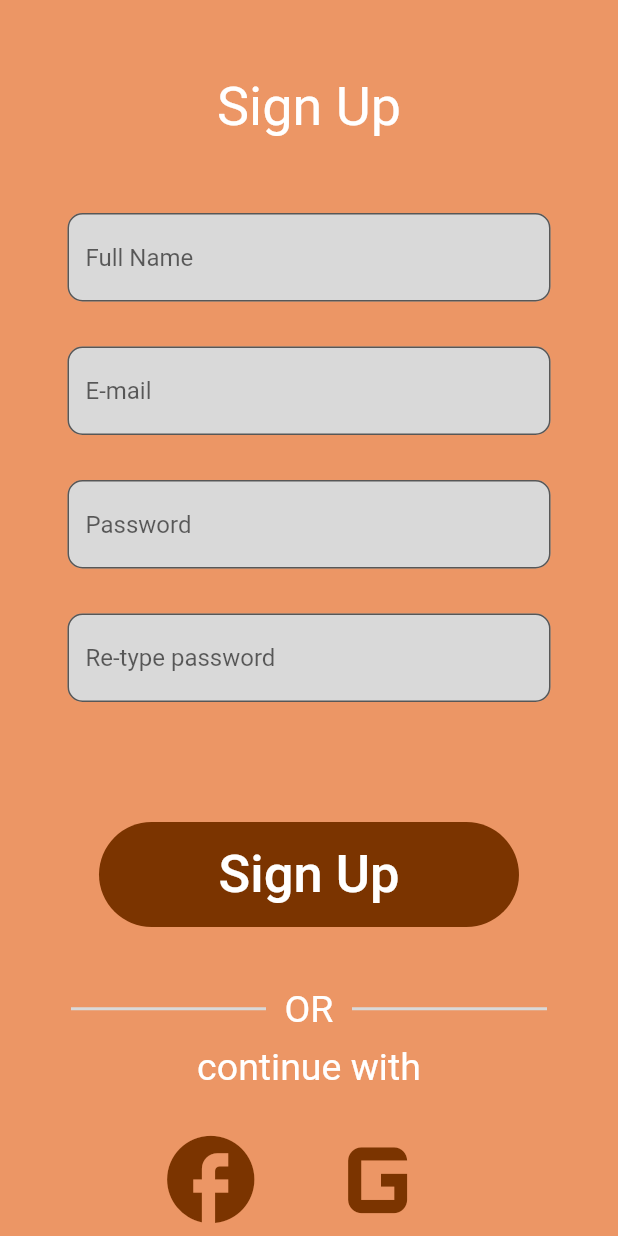
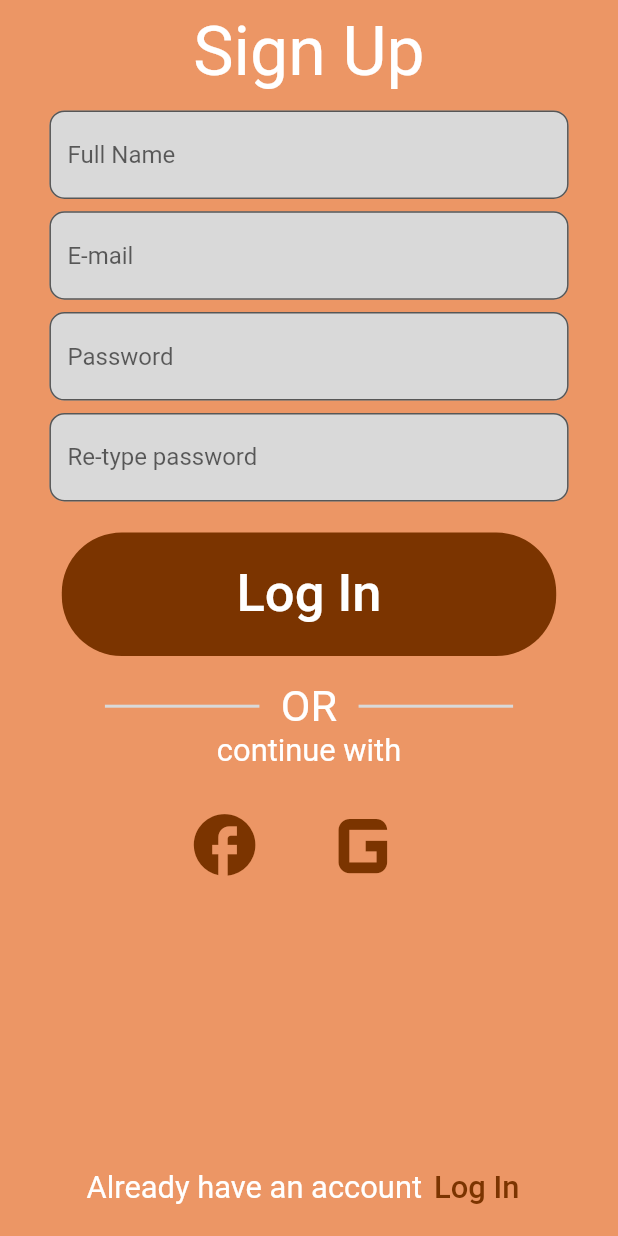
Before and after one commit to codewith-usama/Daily-Planner-Flutter, a Flutter app: the SignupScreen screen opened directly, on a phone screen of 412 x 824 dp. Run offline on Flutter 3.47's test engine with Material 2 defaults, Android fonts, the light colour scheme and no system bars.

Commit message:
Files added

```diff
--- a/lib/main.dart
+++ b/lib/main.dart
@@ -1,5 +1,5 @@
 import 'package:flutter/material.dart';
-import 'auth/auth.dart';
+import 'onboarding/onboarding.dart';
 
 void main() => runApp(const MyApp());
 
@@ -13,7 +13,7 @@ class MyApp extends StatelessWidget {
       theme: ThemeData(
         primarySwatch: Colors.deepOrange,
       ),
-      home: const AuthPage(),
+      home: const Onbording(),
     );
   }
 }
--- a/lib/screens/home_screen.dart
+++ b/lib/screens/home_screen.dart
@@ -1,4 +1,6 @@
 import 'package:flutter/material.dart';
+import '../utils/config.dart';
+
 
 class HomeScreen extends StatefulWidget {
   const HomeScreen({super.key});
@@ -11,7 +13,7 @@ class _HomeScreenState extends State<HomeScreen> {
   @override
   Widget build(BuildContext context) {
     return Scaffold(
-        backgroundColor: const Color(0xFFD9D9D9),
+        backgroundColor: homeScreenBackgroundColor,
         body: SingleChildScrollView(
           child: SafeArea(
             child: Padding(
--- a/lib/screens/signup_screen.dart
+++ b/lib/screens/signup_screen.dart
@@ -3,6 +3,7 @@ import 'package:flutter/material.dart';
 import 'package:daily_planner/components/auth_button.dart';
 import 'package:daily_planner/screens/home_screen.dart';
 import '../components/text_field_auth.dart';
+import '../utils/config.dart';
 import 'choose_account_screen.dart';
 
 class SignupScreen extends StatefulWidget {
@@ -15,56 +16,54 @@ class SignupScreen extends StatefulWidget {
 class _SignupScreenState extends State<SignupScreen> {
   @override
   Widget build(BuildContext context) {
+    final mediaQuery = MediaQuery.of(context);
+    double fontSize = mediaQuery.size.width;
     return Scaffold(
-      backgroundColor: const Color(0xFFEC9665),
-      body: SingleChildScrollView(
-        child: SafeArea(
+      backgroundColor: onBoardingColor,
+      body: SafeArea(
         child: Padding(
-            padding: const EdgeInsets.symmetric(
-              vertical: 20.0,
-              horizontal: 45.0,
+          padding: EdgeInsets.symmetric(
+            vertical: mediaQuery.size.height * 0.01,
+            horizontal: mediaQuery.size.width * 0.08,
           ),
           child: Column(
             children: [
-                const SizedBox(
-                  height: 30.0,
-                ),
-                const Text(
+              Text(
                 'Sign Up',
                 style: TextStyle(
                   color: Colors.white,
-                    fontSize: 36.0,
+                  fontSize: fontSize * 0.11,
                 ),
               ),
-                const SizedBox(
-                  height: 50.0,
+              SizedBox(
+                height: mediaQuery.size.height * 0.015,
               ),
               const TextFieldAuth(
                 text: 'Full Name',
               ),
-                const SizedBox(
-                  height: 30.0,
+              SizedBox(
+                height: mediaQuery.size.height * 0.01,
               ),
               const TextFieldAuth(
                 text: 'E-mail',
               ),
-                const SizedBox(
-                  height: 30.0,
+              SizedBox(
+                height: mediaQuery.size.height * 0.01,
               ),
               const TextFieldAuth(
                 text: 'Password',
               ),
-                const SizedBox(
-                  height: 30.0,
+              SizedBox(
+                height: mediaQuery.size.height * 0.01,
               ),
               const TextFieldAuth(
                 text: 'Re-type password',
               ),
-                const SizedBox(
-                  height: 80.0,
+              SizedBox(
+                height: mediaQuery.size.height * 0.025,
               ),
               AuthButton(
-                  text: 'Sign Up',
+                text: 'Log In',
                 onPressed: () {
                   Navigator.pushReplacement(
                     context,
@@ -73,44 +72,44 @@ class _SignupScreenState extends State<SignupScreen> {
                     ),
                   );
                 },
-                  height: 70.0,
-                  width: 280.0,
+                height: mediaQuery.size.height * 0.10,
+                width: mediaQuery.size.width * 0.80,
                 backgroundColor: const Color(0xFF7B3400),
                 textColor: Colors.white,
               ),
-                const SizedBox(
-                  height: 40.0,
+              SizedBox(
+                height: mediaQuery.size.height * 0.02,
               ),
               Row(
                 mainAxisAlignment: MainAxisAlignment.center,
                 children: [
                   Container(
-                      width: 130.0,
+                    width: mediaQuery.size.width * 0.25,
                     height: 2.0,
                     color: const Color(0xFFD9D9D9),
                   ),
-                    const Text(
+                  Text(
                     '  OR  ',
                     style: TextStyle(
                       color: Colors.white,
-                        fontSize: 25.0,
+                      fontSize: fontSize * 0.07,
                     ),
                   ), // Add some spacing between the line and icons
                   Container(
-                      width: 130.0,
+                    width: mediaQuery.size.width * 0.25,
                     height: 2.0,
                     color: const Color(0xFFD9D9D9),
                   ),
                 ],
               ),
-                const SizedBox(
-                  height: 10.0,
+              SizedBox(
+                height: mediaQuery.size.width * 0.001,
               ),
-                const Text(
+              Text(
                 'continue with',
                 style: TextStyle(
                   color: Colors.white,
-                    fontSize: 25.0,
+                  fontSize: fontSize * 0.05,
                 ),
               ),
               Center(
@@ -126,10 +125,10 @@ class _SignupScreenState extends State<SignupScreen> {
                           ),
                         );
                       },
-                        child: const Icon(
+                      child: Icon(
                         Icons.facebook,
-                          size: 70.0,
-                          color: Color(0xFF7B3400),
+                        size: mediaQuery.size.width * 0.12,
+                        color: const Color(0xFF7B3400),
                       ),
                     ),
                     const SizedBox(
@@ -144,26 +143,27 @@ class _SignupScreenState extends State<SignupScreen> {
                           ),
                         );
                       },
-                        child: const Icon(
+                      child: Icon(
                         Icons.g_mobiledata,
-                          size: 105.0,
-                          color: Color(0xFF7B3400),
+                        size: mediaQuery.size.width * 0.21,
+                        color: const Color(0xFF7B3400),
                       ),
                     ),
                   ],
                 ),
               ),
-                const SizedBox(
-                  height: 30.0,
+              const Expanded(
+                flex: 1,
+                child: Text(""),
               ),
               Row(
                 mainAxisAlignment: MainAxisAlignment.center,
                 children: [
-                    const Text(
-                      "Already have an account?",
+                  Text(
+                    "Already have an account",
                     style: TextStyle(
                       color: Colors.white,
-                        fontSize: 18.0,
+                      fontSize: fontSize * 0.05,
                     ),
                   ),
                   TextButton(
@@ -175,21 +175,17 @@ class _SignupScreenState extends State<SignupScreen> {
                         ),
                       );
                     },
-                      child: const Text(
-                        'Log in',
+                    child: Text(
+                      'Log In',
                       style: TextStyle(
-                          color: Color(0xFF7B3400),
-                          fontSize: 18.0,
+                        color: const Color(0xFF7B3400),
+                        fontSize: fontSize * 0.05,
                       ),
                     ),
                   ),
                 ],
               ),
-                const SizedBox(
-                  height: 20.0,
-                ),
             ],
-            ),
           ),
         ),
       ),
--- /dev/null
+++ b/lib/utils/config.dart
@@ -0,0 +1,4 @@
+import 'package:flutter/material.dart';
+
+Color onBoardingColor = const Color(0xFFEC9665);
+Color homeScreenBackgroundColor = const Color(0xFFD9D9D9);
```
Also changed, not shown: lib/auth/auth.dart (deleted, +0 -104 lines), lib/auth/auth_page.dart (added, +115 -0 lines), lib/components/build_dot.dart (added, +18 -0 lines), lib/components/choose_account_email.dart (+9 -7 lines), lib/onboarding/onboarding.dart (+23 -27 lines), lib/screens/choose_account_screen.dart (+14 -10 lines), lib/screens/login_screen.dart (+49 -44 lines). Lines whose indentation alone changed are shown as unchanged.
